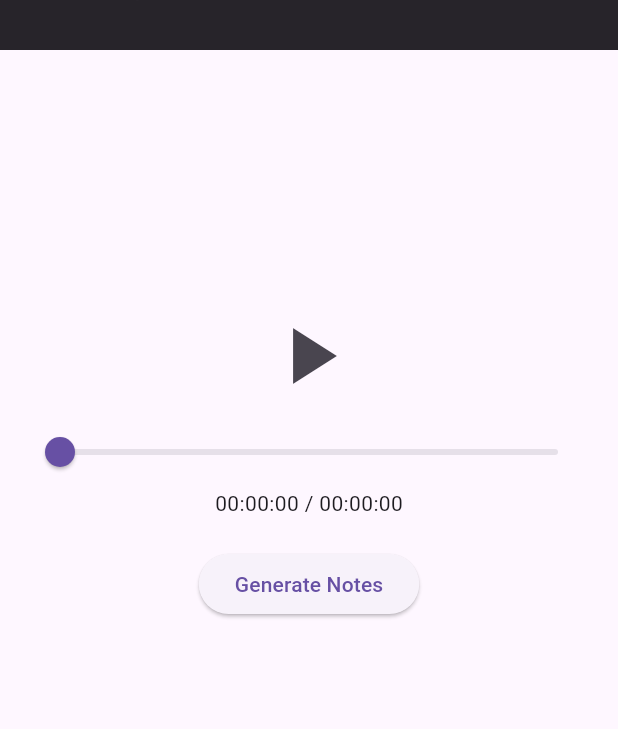
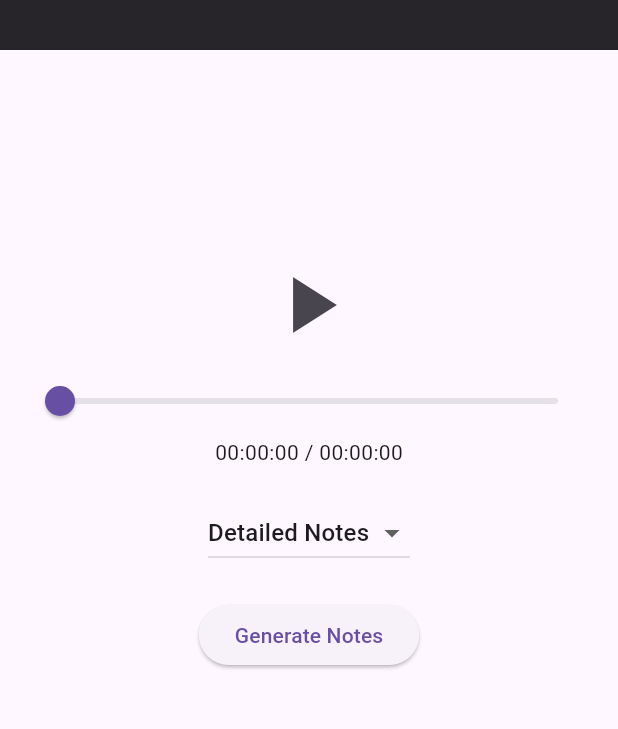
Before and after one commit to hamzaali-pixel/noted, a Flutter app: the PlaybackScreen screen opened directly with empty values, on a phone screen of 412 x 824 dp, the part 175-904 px from its top. Run offline on Flutter 3.47's test engine with Material 3 defaults, Android fonts, the light colour scheme and no system bars; our stand-ins replace audioplayers, file_picker, flutter_markdown, permission_handler, share_plus; missing offline and left inert: flutter_sound; Roboto replaces fonts that are missing (Horizon).

Commit message:
added note generation mode feature

```diff
--- a/lib/screens/playback_screen.dart
+++ b/lib/screens/playback_screen.dart
@@ -21,6 +21,9 @@ class _PlaybackScreenState extends State<PlaybackScreen> {
   Duration _duration = Duration();
   Duration _position = Duration();
   bool _isGenerating = false;
+
+  String _selectedMode = 'Detailed Notes'; // Default dropdown value
+  final List<String> _modes = ['Detailed Notes', 'Summarization', 'Transcript'];
 
   @override
   void initState() {
@@ -85,9 +88,10 @@ class _PlaybackScreenState extends State<PlaybackScreen> {
 
       var request = http.MultipartRequest(
         'POST',
-        Uri.parse('https://965e-74-63-216-34.ngrok-free.app/transcribe'),
+        Uri.parse('https://66dd-185-154-158-212.ngrok-free.app/transcribe'),
       );
       request.files.add(multipartFile);
+      request.fields['mode'] = _selectedMode; // Pass selected mode as parameter
 
       var response = await request.send();
 
@@ -145,32 +149,30 @@ class _PlaybackScreenState extends State<PlaybackScreen> {
     return PopScope(
       canPop: false,
       onPopInvokedWithResult: (bool didPop, Object? result) async {
-        // Navigate directly to the home screen using pushReplacementNamed
         Navigator.pushReplacementNamed(context, '/');
       },
-      child:  Scaffold(
+      child: Scaffold(
         body: Stack(
           children: [
-          // Banner Container at the top
             Positioned(
               top: 0,
               left: 0,
               right: 0,
               child: Container(
-              color: const Color.fromARGB(255, 39, 36, 42), // Banner background color
+                color: const Color.fromARGB(255, 39, 36, 42),
                 padding: const EdgeInsets.symmetric(vertical: 25.0),
                 child: Row(
                   mainAxisAlignment: MainAxisAlignment.center,
                   children: [
                     Image.asset(
-                    'lib/assets/images/icon.png', // Your image path
-                    width: 100, // Adjust the width as needed
-                    height: 100, // Adjust the height as needed
+                      'lib/assets/images/icon.png',
+                      width: 100,
+                      height: 100,
                     ),
-                  const SizedBox(width: 10), // Spacing between image and text
+                    const SizedBox(width: 10),
                     Column(
                       mainAxisAlignment: MainAxisAlignment.center,
-                    crossAxisAlignment: CrossAxisAlignment.start, // Align text to start
+                      crossAxisAlignment: CrossAxisAlignment.start,
                       children: [
                         const SizedBox(height: 20),
                         RichText(
@@ -179,8 +181,8 @@ class _PlaybackScreenState extends State<PlaybackScreen> {
                               TextSpan(
                                 text: 'Not',
                                 style: TextStyle(
-                                color: Color.fromARGB(255, 229, 196, 255), // Text color
-                                fontSize: 32, // Font size for "Not"
+                                  color: Color.fromARGB(255, 229, 196, 255),
+                                  fontSize: 32,
                                   fontFamily: 'Horizon',
                                   fontWeight: FontWeight.bold,
                                 ),
@@ -188,8 +190,8 @@ class _PlaybackScreenState extends State<PlaybackScreen> {
                               TextSpan(
                                 text: 'Ed.',
                                 style: TextStyle(
-                                color: const Color.fromARGB(255, 147, 59, 198), // Text color for "Ed."
-                                fontSize: 35, // Font size for "Ed."
+                                  color: const Color.fromARGB(255, 147, 59, 198),
+                                  fontSize: 35,
                                   fontFamily: 'Horizon',
                                   fontWeight: FontWeight.bold,
                                 ),
@@ -200,8 +202,8 @@ class _PlaybackScreenState extends State<PlaybackScreen> {
                         const Text(
                           'Your Note Taking Assistant',
                           style: TextStyle(
-                          color: Color.fromARGB(255, 235, 227, 227), // Text color
-                          fontSize: 18, // Adjusted font size for readability
+                            color: Color.fromARGB(255, 235, 227, 227),
+                            fontSize: 18,
                             fontFamily: 'Horizon',
                           ),
                         ),
@@ -211,7 +213,6 @@ class _PlaybackScreenState extends State<PlaybackScreen> {
                 ),
               ),
             ),
-          // Centered Playback Controls
             Align(
               alignment: Alignment.center,
               child: Padding(
@@ -239,7 +240,24 @@ class _PlaybackScreenState extends State<PlaybackScreen> {
                       },
                     ),
                     Text(
-                      '${_formatDuration(_position)} / ${_formatDuration(_duration)}'),
+                      '${_formatDuration(_position)} / ${_formatDuration(_duration)}',
+                    ),
+                    SizedBox(height: 20),
+                    // DropdownButton positioned below playback and above Generate Notes button
+                    DropdownButton<String>(
+                      value: _selectedMode,
+                      items: _modes.map((String mode) {
+                        return DropdownMenuItem<String>(
+                          value: mode,
+                          child: Text(mode),
+                        );
+                      }).toList(),
+                      onChanged: (String? newValue) {
+                        setState(() {
+                          _selectedMode = newValue!;
+                        });
+                      },
+                    ),
                     SizedBox(height: 20),
                     _isGenerating
                         ? Column(
@@ -259,7 +277,7 @@ class _PlaybackScreenState extends State<PlaybackScreen> {
             ),
           ],
         ),
-    )
+      ),
     );
   }
 }
```
Lines whose indentation alone changed are shown as unchanged.
